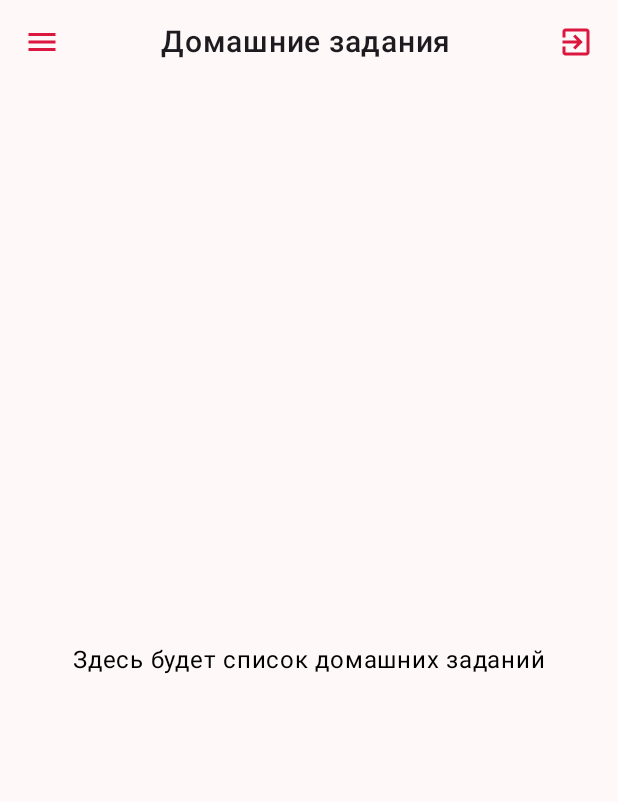
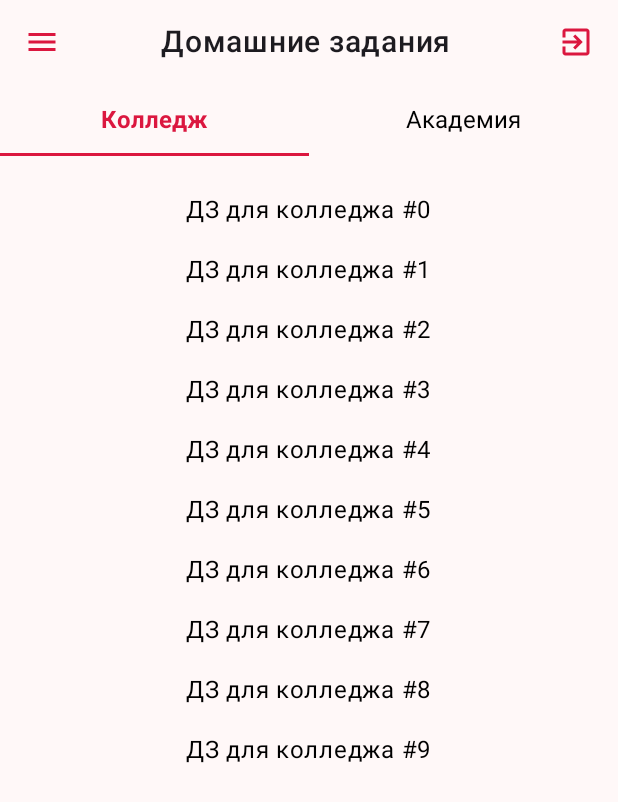
Before and after one commit to plumeriaPale/omniclient, an Android app built with Jetpack Compose: the HomeworkScreen screen opened through its navigation route, on a phone screen of 412 x 824 dp. Shown: the top 802 px of the screen. Run offline under Robolectric (Android 15) with nearby library versions, the phone set to English and light mode, and no system bars; our stand-ins replace Room's generated code, accompanist.

Commit message:
Fix color of navigationDrawer and some improvements in HomeworkScreen

```diff
--- a/app/src/main/java/com/example/omniclient/components/NavigationDrawer.kt
+++ b/app/src/main/java/com/example/omniclient/components/NavigationDrawer.kt
@@ -1,6 +1,7 @@
 package com.example.omniclient.components
 
 import android.gesture.Gesture
+import androidx.compose.foundation.background
 import androidx.compose.foundation.layout.padding
 import androidx.compose.material3.*
 import androidx.compose.runtime.*
@@ -14,6 +15,7 @@ import androidx.compose.material.icons.filled.Home
 import androidx.compose.material3.Icon
 import androidx.compose.material3.NavigationDrawerItem
 import androidx.compose.material3.Text
+import androidx.compose.ui.graphics.Color
 import androidx.navigation.NavController
 import androidx.navigation.compose.currentBackStackEntryAsState
 import kotlinx.coroutines.CoroutineScope
@@ -38,7 +40,7 @@ fun NavigationDrawer(
         drawerState = drawerState,
         gesturesEnabled = enableGesture,
         drawerContent = {
-            ModalDrawerSheet {
+            ModalDrawerSheet(drawerContainerColor = Color(0xFFfef8f8)){
                 if (users.isNotEmpty() && onUserSelected != null && onAddUser != null) {
                     var expanded by remember { mutableStateOf(false) }
                     val filteredUsers = users.filter { it.username != currentUsername }
--- a/app/src/main/java/com/example/omniclient/ui/homework/HomeworkScreen.kt
+++ b/app/src/main/java/com/example/omniclient/ui/homework/HomeworkScreen.kt
@@ -1,22 +1,33 @@
 package com.example.omniclient.ui.homework
 
-import androidx.compose.foundation.layout.Box
-import androidx.compose.foundation.layout.Column
-import androidx.compose.foundation.layout.fillMaxSize
-import androidx.compose.foundation.layout.padding
-import androidx.compose.material3.CircularProgressIndicator
+import androidx.compose.foundation.background
+import androidx.compose.foundation.layout.*
+import androidx.compose.foundation.pager.HorizontalPager
+import androidx.compose.foundation.pager.rememberPagerState
+import androidx.compose.foundation.shape.RoundedCornerShape
 import androidx.compose.material3.ExperimentalMaterial3Api
 import androidx.compose.material3.Scaffold
 import androidx.compose.material3.Text
+import androidx.compose.material3.TabRow
+import androidx.compose.material3.Tab
+import androidx.compose.material3.TabPosition
+import androidx.compose.material3.TabRowDefaults
 import androidx.compose.runtime.Composable
+import androidx.compose.runtime.rememberCoroutineScope
 import androidx.compose.ui.Alignment
 import androidx.compose.ui.Modifier
 import androidx.compose.ui.graphics.Color
+import androidx.compose.ui.text.font.FontWeight
 import androidx.compose.ui.unit.dp
 import androidx.compose.ui.unit.sp
 import androidx.navigation.NavController
 import com.example.omniclient.components.TopAppBarComponent
 import com.example.omniclient.viewmodels.LoginViewModel
+import kotlinx.coroutines.launch
+import androidx.compose.foundation.lazy.LazyColumn
+import androidx.compose.foundation.lazy.items
+import androidx.compose.material3.TabRowDefaults.SecondaryIndicator
+import androidx.compose.material3.TabRowDefaults.tabIndicatorOffset
 
 @OptIn(ExperimentalMaterial3Api::class)
 @Composable
@@ -25,6 +36,10 @@ fun HomeworkScreen(
     loginViewModel: LoginViewModel,
     openDrawer: (() -> Unit)? = null
 ) {
+    val pagerState = rememberPagerState(initialPage = 0, pageCount = { 2 })
+    val scope = rememberCoroutineScope()
+    val tabs = listOf("Колледж", "Академия")
+
     Scaffold(
         topBar = {
             TopAppBarComponent(
@@ -44,17 +59,58 @@ fun HomeworkScreen(
             modifier = Modifier
                 .padding(innerPadding)
                 .fillMaxSize()
-                .padding(horizontal = 16.dp)
         ) {
-            Box(
-                modifier = Modifier.fillMaxSize(),
-                contentAlignment = Alignment.Center
+            TabRow(
+                selectedTabIndex = pagerState.currentPage,
+                contentColor = Color(0xFFDB173F),
+                indicator = { tabPositions: List<TabPosition> ->
+                    SecondaryIndicator(
+                        Modifier.tabIndicatorOffset(tabPositions[pagerState.currentPage]),
+                        height = 2.dp,
+                        color = Color(0xFFDB173F)
+                    )
+                },
+                divider = {}
             ) {
-                Text(
-                    text = "Здесь будет список домашних заданий",
-                    color = Color.Black,
-                    fontSize = 16.sp
-                )
+                tabs.forEachIndexed { index, title ->
+                    Tab(
+                        selected = pagerState.currentPage == index,
+                        onClick = {
+                            if (pagerState.currentPage != index) {
+                                scope.launch { pagerState.animateScrollToPage(index) }
+                            }
+                        },
+                        selectedContentColor = Color(0xFFDB173F),
+                        unselectedContentColor = Color.Black,
+                        text = {
+                            Text(
+                                text = title,
+                                fontWeight = if (pagerState.currentPage == index) FontWeight.Bold else FontWeight.Normal,
+                                fontSize = 16.sp
+                            )
+                        }
+                    )
+                }
+            }
+            HorizontalPager(
+                state = pagerState,
+                modifier = Modifier.fillMaxSize()
+            ) { page ->
+                LazyColumn(
+                    modifier = Modifier
+                        .fillMaxSize()
+                        .padding(16.dp),
+                    horizontalAlignment = Alignment.CenterHorizontally
+                ) {
+                    items(10) { i ->
+                        Text(
+                            text = if (page == 0) "ДЗ для колледжа #$i" else "ДЗ для академии #$i",
+                            fontSize = 16.sp,
+                            color = Color.Black,
+                            modifier = Modifier.padding(vertical = 8.dp)
+                        )
+                    }
+                }
             }
         }
     }
--- a/app/src/main/java/com/example/omniclient/ui/theme/Theme.kt
+++ b/app/src/main/java/com/example/omniclient/ui/theme/Theme.kt
@@ -26,6 +26,7 @@ private val LightColorScheme = lightColorScheme(
     tertiary = Color(0xFFDB173F),
     background = Color(0xFFFFF8F8),
     surface = Color(0xFFFFF8F8),
+    surfaceVariant = Color(0xFFFFF8F8)
 
 
     /*
@@ -45,6 +46,7 @@ fun OMNIClientTheme(
     dynamicColor: Boolean = true,
     content: @Composable () -> Unit
 ) {
+    /*
     val colorScheme = when {
         dynamicColor && Build.VERSION.SDK_INT >= Build.VERSION_CODES.S -> {
             val context = LocalContext.current
@@ -53,7 +55,7 @@ fun OMNIClientTheme(
 
         darkTheme -> DarkColorScheme
         else -> LightColorScheme
-    }
+    }*/
 
     MaterialTheme(
         colorScheme = LightColorScheme,
```
